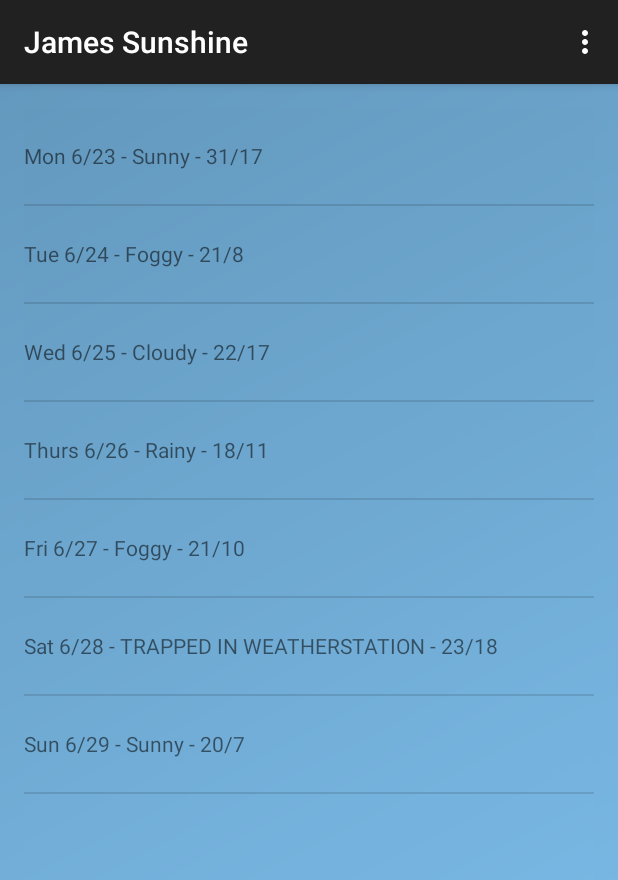
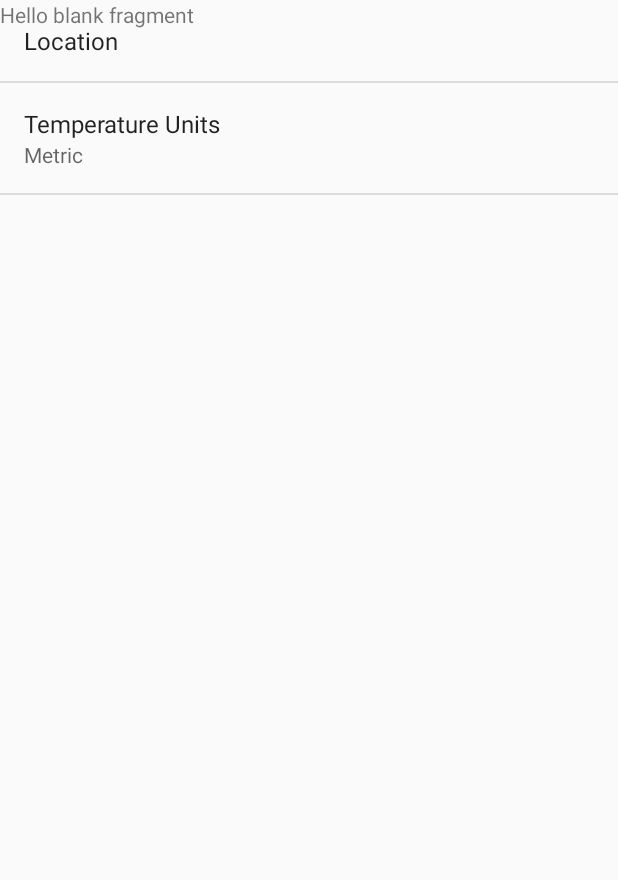
Before and after one commit to jefullmer/sunshine, an Android app: the ForecastFragment screen opened directly, with no data from a screen before it, in the options menu, after a tap on "Settings", on a phone screen of 412 x 824 dp. Shown: the top 880 px of the screen. Run offline under Robolectric (Android 15) with nearby library versions, the phone set to English and light mode, and no system bars.

Commit message:
after instructer's videos

```diff
--- a/app/build.gradle
+++ b/app/build.gradle
@@ -6,7 +6,7 @@ android {
 
     defaultConfig {
         applicationId "com.example.android.sunshine.app"
-        minSdkVersion 10
+        minSdkVersion 11
         targetSdkVersion 21
         versionCode 1
         versionName "1.0"
@@ -24,5 +24,6 @@ android {
 
 dependencies {
     compile fileTree(dir: 'libs', include: ['*.jar'])
-    compile 'com.android.support:appcompat-v7:21.0.2'
+    compile 'com.android.support:appcompat-v7:21.0.3'
+    compile 'com.android.support:support-v4:21.0.3'
 }
--- a/app/src/main/java/com/example/android/sunshine/app/ForecastFragment.java
+++ b/app/src/main/java/com/example/android/sunshine/app/ForecastFragment.java
@@ -5,9 +5,11 @@ package com.example.android.sunshine.app;
  */
 
 import android.content.Intent;
+import android.content.SharedPreferences;
 import android.net.Uri;
 import android.os.AsyncTask;
 import android.os.Bundle;
+import android.preference.PreferenceManager;
 import android.support.v4.app.Fragment;
 import android.text.format.Time;
 import android.util.Log;
@@ -33,8 +35,6 @@ import java.net.HttpURLConnection;
 import java.net.URL;
 import java.text.SimpleDateFormat;
 import java.util.ArrayList;
-import java.util.Arrays;
-import java.util.List;
 
 /**
  * A placeholder fragment containing a simple view.
@@ -63,8 +63,8 @@ public class ForecastFragment extends Fragment {
     public boolean onOptionsItemSelected(MenuItem item){
         int id = item.getItemId();
         if (id == R.id.action_refresh) {
-            FetchWeatherTask weatherTask= new FetchWeatherTask();
-            weatherTask.execute("84044", "false");
+            updateWeather();
+
             return true;
         }
         return super.onOptionsItemSelected(item);
@@ -79,24 +79,12 @@ public class ForecastFragment extends Fragment {
         zipText = zipEnter.EXTRA_MESSAGE;
         fahOn = zipEnter.fahOn;
 
-        String[] data = {
-                    "Mon 6/23 - Sunny - 31/17",
-                    "Tue 6/24 - Foggy - 21/8",
-                    "Wed 6/25 - Cloudy - 22/17",
-                    "Thurs 6/26 - Rainy - 18/11",
-                    "Fri 6/27 - Foggy - 21/10",
-                    "Sat 6/28 - TRAPPED IN WEATHERSTATION - 23/18",
-                    "Sun 6/29 - Sunny - 20/7"
-        };
-
-        List<String> weekForecast = new ArrayList<String>(Arrays.asList(data));
-
         mForecastAdapter =
                 new ArrayAdapter<String>(
                         getActivity(),
                         R.layout.list_item_forecast,
                         R.id.list_item_forecast_textview,
-                        weekForecast);
+                        new ArrayList<String>());
 
         View rootView = inflater.inflate(R.layout.fragment_main, container, false);
 
@@ -117,6 +105,20 @@ public class ForecastFragment extends Fragment {
         });
 
         return rootView;
+    }
+    private void updateWeather()
+    {
+        FetchWeatherTask weatherTask= new FetchWeatherTask();
+        SharedPreferences prefs = PreferenceManager.getDefaultSharedPreferences(getActivity());
+        String location = prefs.getString(getString(R.string.pref_location_key),
+                getString(R.string.pref_location_default));
+        weatherTask.execute(location, "false");
+    }
+    @Override
+    public void onStart()
+    {
+        super.onStart();
+        updateWeather();
     }
 
     public class FetchWeatherTask extends AsyncTask<String, Void, String[]> {
@@ -139,6 +141,7 @@ public class ForecastFragment extends Fragment {
             String units = "metric";
             int numDays = 7;
             boolean fah = false;
+            //String Country="us";
             if (params[1] != null){
                 fah = Boolean.valueOf(params[1]);
             }
@@ -244,7 +247,11 @@ public class ForecastFragment extends Fragment {
 
             dayTime = new Time();
 
-
+            SharedPreferences sharedPrefs =
+                    PreferenceManager.getDefaultSharedPreferences(getActivity());
+            String unitType = sharedPrefs.getString(
+                    getString(R.string.pref_units_key),
+                    getString(R.string.pref_units_metric));
 
             String[] resultStrs = new String[numDays];
             for (int i = 0; i < weatherArray.length(); i++)
@@ -267,12 +274,12 @@ public class ForecastFragment extends Fragment {
                 double high = temperatureObject.getDouble(OWM_MAX);
                 double low = temperatureObject.getDouble(OWM_MIN);
 
-                if (fahT == true) {
+                /*if (fahT == true) {
                     high = convertToFah(high);
                     low = convertToFah(low);
-                }
+                }*/
 
-                highAndLow = formatHighLows(high, low);
+                highAndLow = formatHighLows(high, low, unitType);
                 resultStrs[i] = day + " - " + description + " - " + highAndLow;
             }
             return resultStrs;
@@ -283,8 +290,18 @@ public class ForecastFragment extends Fragment {
             return shortenedDateFormat.format(time);
         }
 
-        private String formatHighLows(double high, double low)
+        private String formatHighLows(double high, double low, String unitType)
         {
+            if (unitType.equals(getString(R.string.pref_units_imperial)))
+            {
+                high = (high * 1.8) + 32;
+                low = (low * 1.8) + 32;
+            }
+            else if(!unitType.equals(getString(R.string.pref_units_metric)))
+            {
+                Log.d(LOG_TAG, "Unit type not found: " + unitType);
+            }
+
             long roundedHigh = Math.round(high);
             long roundedLow = Math.round(low);
 
--- /dev/null
+++ b/app/src/main/java/com/example/android/sunshine/app/SettingActivity.java
@@ -0,0 +1,59 @@
+package com.example.android.sunshine.app;
+
+import android.os.Bundle;
+import android.preference.ListPreference;
+import android.preference.Preference;
+import android.preference.PreferenceActivity;
+import android.preference.PreferenceManager;
+
+public class SettingActivity extends PreferenceActivity
+        implements Preference.OnPreferenceChangeListener {
+
+
+
+    @Override
+    protected void onCreate(Bundle savedInstanceState)
+    {
+        super.onCreate(savedInstanceState);
+
+        addPreferencesFromResource(R.xml.pref_general);
+
+        bindPreferenceSummaryToValue(findPreference(getString(R.string.pref_location_key)));
+        bindPreferenceSummaryToValue(findPreference(getString(R.string.pref_units_key)));
+        getFragmentManager().beginTransaction()
+                .replace(android.R.id.content, new SettingsFragment())
+                .commit();
+    }
+
+    private void bindPreferenceSummaryToValue(Preference preference)
+    {
+        preference.setOnPreferenceChangeListener(this);
+
+        onPreferenceChange(preference,
+                PreferenceManager
+                        .getDefaultSharedPreferences(preference.getContext())
+                        .getString(preference.getKey(), ""));
+    }
+
+    @Override
+    public boolean onPreferenceChange(Preference preference, Object value) {
+        String stringValue = value.toString();
+
+        System.out.println(preference.getKey() +" : " + stringValue);
+
+        if (preference instanceof ListPreference)
+        {
+            ListPreference listPreference = (ListPreference) preference;
+            int prefIndex = listPreference.findIndexOfValue(stringValue);
+            if (prefIndex >= 0)
+            {
+                preference.setSummary(listPreference.getEntries()[prefIndex]);
+            }
+            else{
+                preference.setSummary(stringValue);
+            }
+        }
+
+        return true;
+    }
+}
--- /dev/null
+++ b/app/src/main/java/com/example/android/sunshine/app/SettingsFragment.java
@@ -0,0 +1,108 @@
+package com.example.android.sunshine.app;
+
+import android.net.Uri;
+import android.os.Bundle;
+import android.preference.PreferenceFragment;
+import android.support.v4.app.Fragment;
+import android.view.LayoutInflater;
+import android.view.View;
+import android.view.ViewGroup;
+
+
+/**
+ * A simple {@link Fragment} subclass.
+ * Activities that contain this fragment must implement the
+ * {@link SettingsFragment.OnFragmentInteractionListener} interface
+ * to handle interaction events.
+ * Use the {@link SettingsFragment#newInstance} factory method to
+ * create an instance of this fragment.
+ */
+public class SettingsFragment extends PreferenceFragment {
+    // TODO: Rename parameter arguments, choose names that match
+    // the fragment initialization parameters, e.g. ARG_ITEM_NUMBER
+    private static final String ARG_PARAM1 = "param1";
+    private static final String ARG_PARAM2 = "param2";
+
+    // TODO: Rename and change types of parameters
+    private String mParam1;
+    private String mParam2;
+
+    private OnFragmentInteractionListener mListener;
+
+    public SettingsFragment() {
+        // Required empty public constructor
+    }
+
+    /**
+     * Use this factory method to create a new instance of
+     * this fragment using the provided parameters.
+     *
+     * @param param1 Parameter 1.
+     * @param param2 Parameter 2.
+     * @return A new instance of fragment SettingsFragment.
+     */
+    // TODO: Rename and change types and number of parameters
+    public static SettingsFragment newInstance(String param1, String param2) {
+        SettingsFragment fragment = new SettingsFragment();
+        Bundle args = new Bundle();
+        args.putString(ARG_PARAM1, param1);
+        args.putString(ARG_PARAM2, param2);
+        fragment.setArguments(args);
+        return fragment;
+    }
+
+    @Override
+    public void onCreate(Bundle savedInstanceState) {
+        super.onCreate(savedInstanceState);
+        if (getArguments() != null) {
+            mParam1 = getArguments().getString(ARG_PARAM1);
+            mParam2 = getArguments().getString(ARG_PARAM2);
+        }
+    }
+
+    @Override
+    public View onCreateView(LayoutInflater inflater, ViewGroup container,
+                             Bundle savedInstanceState) {
+        // Inflate the layout for this fragment
+        return inflater.inflate(R.layout.fragment_settings, container, false);
+    }
+
+    // TODO: Rename method, update argument and hook method into UI event
+    public void onButtonPressed(Uri uri) {
+        if (mListener != null) {
+            mListener.onFragmentInteraction(uri);
+        }
+    }
+
+   /* @Override
+    public void onAttach(Context context) {
+        super.onAttach(context);
+        if (context instanceof OnFragmentInteractionListener) {
+            mListener = (OnFragmentInteractionListener) context;
+        } else {
+            throw new RuntimeException(context.toString()
+                    + " must implement OnFragmentInteractionListener");
+        }
+    }*/
+
+    @Override
+    public void onDetach() {
+        super.onDetach();
+        mListener = null;
+    }
+
+    /**
+     * This interface must be implemented by activities that contain this
+     * fragment to allow an interaction in this fragment to be communicated
+     * to the activity and potentially other fragments contained in that
+     * activity.
+     * <p>
+     * See the Android Training lesson <a href=
+     * "http://developer.android.com/training/basics/fragments/communicating.html"
+     * >Communicating with Other Fragments</a> for more information.
+     */
+    public interface OnFragmentInteractionListener {
+        // TODO: Update argument type and name
+        void onFragmentInteraction(Uri uri);
+    }
+}
--- /dev/null
+++ b/app/src/main/res/layout/fragment_settings.xml
@@ -0,0 +1,13 @@
+<FrameLayout xmlns:android="http://schemas.android.com/apk/res/android"
+    xmlns:tools="http://schemas.android.com/tools"
+    android:layout_width="match_parent"
+    android:layout_height="match_parent"
+    tools:context="com.example.android.sunshine.app.SettingsFragment">
+
+    <!-- TODO: Update blank fragment layout -->
+    <TextView
+        android:layout_width="match_parent"
+        android:layout_height="match_parent"
+        android:text="@string/hello_blank_fragment" />
+
+</FrameLayout>
--- a/app/src/main/res/menu/forcastfragment.xml
+++ b/app/src/main/res/menu/forcastfragment.xml
@@ -4,4 +4,5 @@
     <item android:id="@+id/action_refresh"
         android:title="@string/action_refresh"
         app:showAsAction="never"/>
+
 </menu>
--- a/app/src/main/res/menu/main.xml
+++ b/app/src/main/res/menu/main.xml
@@ -5,4 +5,8 @@
         android:title="@string/action_settings"
         android:orderInCategory="100"
         app:showAsAction="never" />
+    <item
+        android:id="@+id/action_map"
+        android:title="@string/action_map"
+        app:showAsAction="never" />
 </menu>
--- /dev/null
+++ b/app/src/main/res/values/arrays.xml
@@ -0,0 +1,11 @@
+<?xml version="1.0" encoding="utf-8"?>
+<resources>
+    <string-array name="pref_units_options">
+        <item>@string/pref_units_label_metric</item>
+        <item>@string/pref_units_label_imperial</item>
+    </string-array>
+    <string-array name="pref_units_values">
+        <item>@string/pref_units_metric</item>
+        <item>@string/pref_units_imperial</item>
+    </string-array>
+</resources>
--- a/app/src/main/res/values/strings.xml
+++ b/app/src/main/res/values/strings.xml
@@ -7,5 +7,22 @@
     <string name="action_refresh">Refresh</string>
     <string name="title_activity_zip_enter">zipEnter</string>
     <string name="title_activity_detail">detailActivity</string>
+    <string name="title_activity_setting">Settings</string>
+
+    <!-- TODO: Remove or change this placeholder text -->
+    <string name="hello_blank_fragment">Hello blank fragment</string>
+
+    <string name="pref_location_label">Location</string>
+    <string name="pref_location_key" translatable="false">location</string>
+    <string name="pref_location_default" translatable="false">84123</string>
+
+    <string name="pref_units_label">Temperature Units</string>
+    <string name="pref_units_label_metric">Metric</string>
+    <string name="pref_units_label_imperial">Imperial</string>
+    <string name="pref_units_key" translatable="false">units</string>
+    <string name="pref_units_metric" translatable="false">metric</string>
+    <string name="pref_units_imperial" translatable="false">imperial</string>
+
+    <string name="action_map">Map Location</string>
 
 </resources>
--- /dev/null
+++ b/app/src/main/res/xml/pref_general.xml
@@ -0,0 +1,20 @@
+<?xml version="1.0" encoding="utf-8"?>
+<PreferenceScreen
+    xmlns:android="http://schemas.android.com/apk/res/android"
+    android:layout_width="match_parent"
+    android:layout_height="match_parent">
+
+    <EditTextPreference
+        android:title="@string/pref_location_label"
+        android:key="@string/pref_location_key"
+        android:defaultValue="@string/pref_location_default"
+        android:inputType="text"
+        android:maxLines="1" />
+    <ListPreference
+        android:title="@string/pref_units_label"
+        android:key="@string/pref_units_key"
+        android:defaultValue="@string/pref_units_metric"
+        android:entryValues="@array/pref_units_values"
+        android:entries="@array/pref_units_options"/>
+
+</PreferenceScreen>
```
Also changed, not shown: app/src/main/AndroidManifest.xml (+9 -1 lines), app/src/main/java/com/example/android/sunshine/app/MainActivity.java (+39 -0 lines), app/src/main/java/com/example/android/sunshine/app/detailActivity.java (+15 -1 lines), app/src/main/res/layout/activity_setting.xml (added, +14 -0 lines), app/src/main/res/layout/fragment_detail.xml (+4 -3 lines), app/src/main/res/menu/menu_detail.xml (added, +12 -0 lines).
